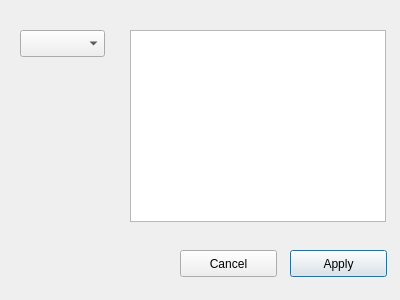
Before: the Qt Designer form settings.ui in kevinaubert/ChangementViewer, drawn with Qt 5.
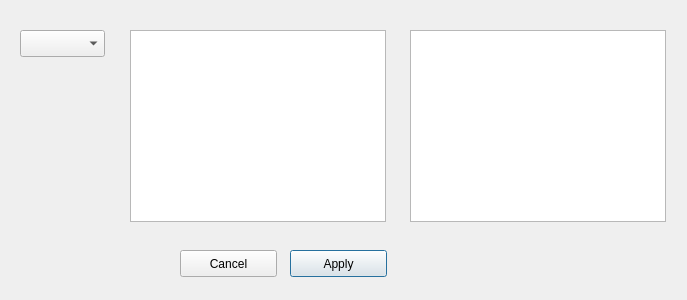
After: the same form once the commit is applied.

Commit message: Liste classée de champs

Diff of the .ui file:
```diff
--- a/settings.ui
+++ b/settings.ui
@@ -6,7 +6,7 @@
    <rect>
     <x>0</x>
     <y>0</y>
-    <width>400</width>
+    <width>687</width>
     <height>300</height>
    </rect>
   </property>
@@ -62,6 +62,16 @@
     <string>Cancel</string>
    </property>
   </widget>
+  <widget class="QListWidget" name="ltbSelectedFields">
+   <property name="geometry">
+    <rect>
+     <x>410</x>
+     <y>30</y>
+     <width>256</width>
+     <height>192</height>
+    </rect>
+   </property>
+  </widget>
  </widget>
  <resources/>
  <connections/>
```
The commit also changes 7 other files.
